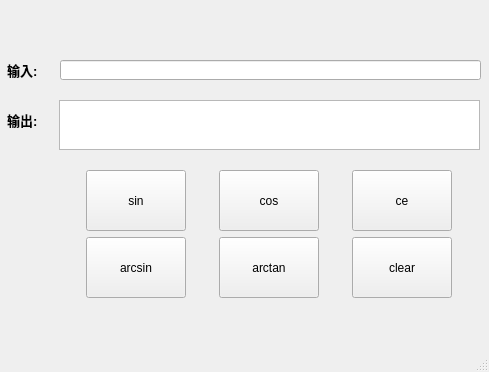
First picture: the form in TriFunCal1_0.ui, repository githubmoney/modern-software-engineering-TriFunc, before the edit.
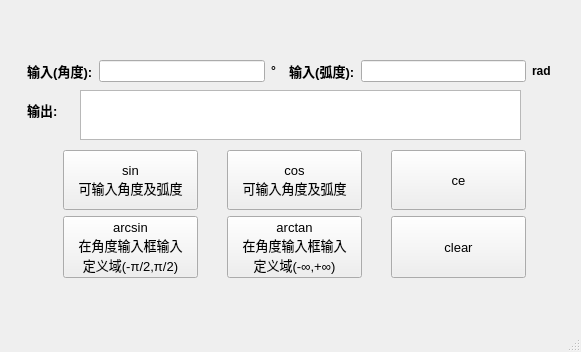
Second picture: the form after the edit.

```diff
--- a/TriFunCal1_0.ui
+++ b/TriFunCal1_0.ui
@@ -6,65 +6,35 @@
    <rect>
     <x>0</x>
     <y>0</y>
-    <width>489</width>
-    <height>372</height>
+    <width>581</width>
+    <height>352</height>
    </rect>
   </property>
   <property name="windowTitle">
    <string>MainWindow</string>
   </property>
   <widget class="QWidget" name="centralwidget">
-   <widget class="QTextBrowser" name="input">
+   <widget class="QTextBrowser" name="output">
     <property name="geometry">
      <rect>
-      <x>59</x>
-      <y>100</y>
-      <width>421</width>
+      <x>80</x>
+      <y>90</y>
+      <width>441</width>
       <height>50</height>
      </rect>
     </property>
     <property name="maximumSize">
      <size>
-      <width>16777215</width>
+      <width>1000</width>
       <height>100</height>
      </size>
     </property>
    </widget>
-   <widget class="QLineEdit" name="output">
-    <property name="geometry">
-     <rect>
-      <x>60</x>
-      <y>60</y>
-      <width>421</width>
-      <height>20</height>
-     </rect>
-    </property>
-   </widget>
-   <widget class="QLabel" name="label">
-    <property name="geometry">
-     <rect>
-      <x>0</x>
-      <y>60</y>
-      <width>54</width>
-      <height>20</height>
-     </rect>
-    </property>
-    <property name="font">
-     <font>
-      <pointsize>10</pointsize>
-      <weight>75</weight>
-      <bold>true</bold>
-     </font>
-    </property>
-    <property name="text">
-     <string>  输入:</string>
-    </property>
-   </widget>
    <widget class="QLabel" name="label_2">
     <property name="geometry">
      <rect>
-      <x>0</x>
-      <y>110</y>
+      <x>20</x>
+      <y>100</y>
       <width>54</width>
       <height>20</height>
      </rect>
@@ -83,9 +53,9 @@
    <widget class="QWidget" name="layoutWidget">
     <property name="geometry">
      <rect>
-      <x>59</x>
-      <y>170</y>
-      <width>421</width>
+      <x>40</x>
+      <y>150</y>
+      <width>511</width>
       <height>128</height>
      </rect>
     </property>
@@ -94,7 +64,7 @@
       <widget class="QPushButton" name="pushButton_sin">
        <property name="minimumSize">
         <size>
-         <width>100</width>
+         <width>135</width>
          <height>60</height>
         </size>
        </property>
@@ -104,8 +74,16 @@
          <height>180</height>
         </size>
        </property>
+       <property name="font">
+        <font>
+         <pointsize>10</pointsize>
+         <weight>50</weight>
+         <bold>false</bold>
+        </font>
+       </property>
        <property name="text">
-        <string>sin</string>
+        <string>sin
+可输入角度及弧度</string>
        </property>
       </widget>
      </item>
@@ -113,7 +91,7 @@
       <widget class="QPushButton" name="pushButton_cos">
        <property name="minimumSize">
         <size>
-         <width>100</width>
+         <width>135</width>
          <height>60</height>
         </size>
        </property>
@@ -123,8 +101,16 @@
          <height>180</height>
         </size>
        </property>
+       <property name="font">
+        <font>
+         <pointsize>10</pointsize>
+         <weight>50</weight>
+         <bold>false</bold>
+        </font>
+       </property>
        <property name="text">
-        <string>cos</string>
+        <string>cos
+可输入角度及弧度</string>
        </property>
       </widget>
      </item>
@@ -132,7 +118,7 @@
       <widget class="QPushButton" name="pushButton_ce">
        <property name="minimumSize">
         <size>
-         <width>100</width>
+         <width>135</width>
          <height>60</height>
         </size>
        </property>
@@ -142,6 +128,13 @@
          <height>180</height>
         </size>
        </property>
+       <property name="font">
+        <font>
+         <pointsize>10</pointsize>
+         <weight>50</weight>
+         <bold>false</bold>
+        </font>
+       </property>
        <property name="text">
         <string>ce</string>
        </property>
@@ -151,7 +144,7 @@
       <widget class="QPushButton" name="pushButton_arcsin">
        <property name="minimumSize">
         <size>
-         <width>100</width>
+         <width>135</width>
          <height>60</height>
         </size>
        </property>
@@ -161,8 +154,17 @@
          <height>180</height>
         </size>
        </property>
+       <property name="font">
+        <font>
+         <pointsize>10</pointsize>
+         <weight>50</weight>
+         <bold>false</bold>
+        </font>
+       </property>
        <property name="text">
-        <string>arcsin</string>
+        <string>arcsin
+在角度输入框输入
+定义域(-π/2,π/2)</string>
        </property>
       </widget>
      </item>
@@ -170,7 +172,7 @@
       <widget class="QPushButton" name="pushButton_arctan">
        <property name="minimumSize">
         <size>
-         <width>100</width>
+         <width>135</width>
          <height>60</height>
         </size>
        </property>
@@ -180,8 +182,17 @@
          <height>180</height>
         </size>
        </property>
+       <property name="font">
+        <font>
+         <pointsize>10</pointsize>
+         <weight>50</weight>
+         <bold>false</bold>
+        </font>
+       </property>
        <property name="text">
-        <string>arctan</string>
+        <string>arctan
+在角度输入框输入
+定义域(-∞,+∞)</string>
        </property>
       </widget>
      </item>
@@ -189,7 +200,7 @@
       <widget class="QPushButton" name="pushButton_clear">
        <property name="minimumSize">
         <size>
-         <width>100</width>
+         <width>135</width>
          <height>60</height>
         </size>
        </property>
@@ -199,6 +210,13 @@
          <height>180</height>
         </size>
        </property>
+       <property name="font">
+        <font>
+         <pointsize>10</pointsize>
+         <weight>50</weight>
+         <bold>false</bold>
+        </font>
+       </property>
        <property name="text">
         <string>clear</string>
        </property>
@@ -206,6 +224,79 @@
      </item>
     </layout>
    </widget>
+   <widget class="QWidget" name="layoutWidget">
+    <property name="geometry">
+     <rect>
+      <x>20</x>
+      <y>60</y>
+      <width>531</width>
+      <height>22</height>
+     </rect>
+    </property>
+    <layout class="QGridLayout" name="gridLayout_2">
+     <item row="0" column="0">
+      <widget class="QLabel" name="label">
+       <property name="font">
+        <font>
+         <pointsize>10</pointsize>
+         <weight>75</weight>
+         <bold>true</bold>
+        </font>
+       </property>
+       <property name="text">
+        <string>  输入(角度):</string>
+       </property>
+      </widget>
+     </item>
+     <item row="0" column="1">
+      <widget class="QLineEdit" name="input_Angle"/>
+     </item>
+     <item row="0" column="2">
+      <widget class="QLabel" name="label_3">
+       <property name="font">
+        <font>
+         <weight>75</weight>
+         <bold>true</bold>
+        </font>
+       </property>
+       <property name="text">
+        <string>°</string>
+       </property>
+      </widget>
+     </item>
+     <item row="0" column="3">
+      <widget class="QLabel" name="label_5">
+       <property name="font">
+        <font>
+         <pointsize>10</pointsize>
+         <weight>75</weight>
+         <bold>true</bold>
+        </font>
+       </property>
+       <property name="text">
+        <string>  输入(弧度):</string>
+       </property>
+      </widget>
+     </item>
+     <item row="0" column="4">
+      <widget class="QLineEdit" name="input_Radian"/>
+     </item>
+     <item row="0" column="5">
+      <widget class="QLabel" name="label_4">
+       <property name="font">
+        <font>
+         <pointsize>9</pointsize>
+         <weight>75</weight>
+         <bold>true</bold>
+        </font>
+       </property>
+       <property name="text">
+        <string>rad</string>
+       </property>
+      </widget>
+     </item>
+    </layout>
+   </widget>
   </widget>
   <widget class="QMenuBar" name="menubar">
    <property name="geometry">
```
Left out of the diff: 2 changed lines with no effect on the pictures.
